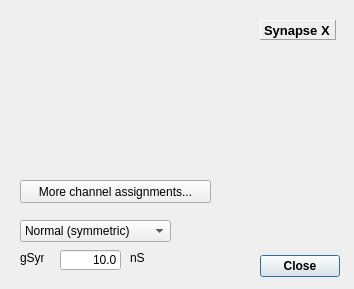
Above: src/gui/GapJunctionDlg.ui from CompEphys-team/stdpc before the change. Below: the same form after it.
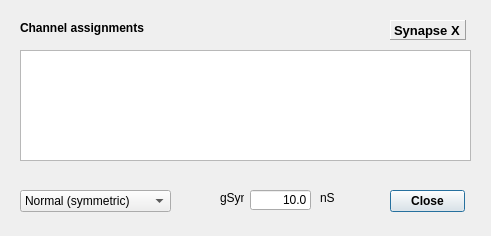
That is the form after the change. Custom widgets are drawn as their Qt base class.

Commit message:
Migrated from *AssignmentDlg to AssignmentWidget
Looking snazzy.

Patch:
```diff
--- a/src/gui/GapJunctionDlg.ui
+++ b/src/gui/GapJunctionDlg.ui
@@ -6,8 +6,8 @@
    <rect>
     <x>0</x>
     <y>0</y>
-    <width>354</width>
-    <height>289</height>
+    <width>491</width>
+    <height>236</height>
    </rect>
   </property>
   <property name="windowTitle">
@@ -16,10 +16,10 @@
   <widget class="QDialogButtonBox" name="buttonBox">
    <property name="geometry">
     <rect>
-     <x>180</x>
-     <y>250</y>
-     <width>160</width>
-     <height>32</height>
+     <x>390</x>
+     <y>190</y>
+     <width>75</width>
+     <height>23</height>
     </rect>
    </property>
    <property name="font">
@@ -41,7 +41,7 @@
    </property>
    <property name="geometry">
     <rect>
-     <x>260</x>
+     <x>390</x>
      <y>20</y>
      <width>76</width>
      <height>20</height>
@@ -80,7 +80,7 @@
    <property name="geometry">
     <rect>
      <x>20</x>
-     <y>220</y>
+     <y>190</y>
      <width>151</width>
      <height>22</height>
     </rect>
@@ -99,8 +99,8 @@
   <widget class="QLabel" name="label_4">
    <property name="geometry">
     <rect>
-     <x>20</x>
-     <y>250</y>
+     <x>220</x>
+     <y>190</y>
      <width>24</width>
      <height>16</height>
     </rect>
@@ -112,8 +112,8 @@
   <widget class="QLabel" name="label_9">
    <property name="geometry">
     <rect>
-     <x>130</x>
-     <y>250</y>
+     <x>320</x>
+     <y>190</y>
      <width>16</width>
      <height>16</height>
     </rect>
@@ -125,8 +125,8 @@
   <widget class="QLineEdit" name="gSynE">
    <property name="geometry">
     <rect>
-     <x>60</x>
-     <y>250</y>
+     <x>250</x>
+     <y>190</y>
      <width>61</width>
      <height>20</height>
     </rect>
@@ -141,20 +141,49 @@
     <set>Qt::AlignRight|Qt::AlignTrailing|Qt::AlignVCenter</set>
    </property>
   </widget>
-  <widget class="QPushButton" name="btnAssign">
+  <widget class="AssignmentWidget&lt;GapJunctionAssignment&gt;" name="assignments">
    <property name="geometry">
     <rect>
      <x>20</x>
-     <y>180</y>
-     <width>191</width>
-     <height>23</height>
+     <y>50</y>
+     <width>451</width>
+     <height>111</height>
     </rect>
+   </property>
+   <attribute name="horizontalHeaderStretchLastSection">
+    <bool>true</bool>
+   </attribute>
+   <attribute name="verticalHeaderVisible">
+    <bool>false</bool>
+   </attribute>
+  </widget>
+  <widget class="QLabel" name="label_15">
+   <property name="geometry">
+    <rect>
+     <x>20</x>
+     <y>20</y>
+     <width>131</width>
+     <height>16</height>
+    </rect>
+   </property>
+   <property name="font">
+    <font>
+     <weight>75</weight>
+     <bold>true</bold>
+    </font>
    </property>
    <property name="text">
-    <string>More channel assignments...</string>
+    <string>Channel assignments</string>
    </property>
   </widget>
  </widget>
+ <customwidgets>
+  <customwidget>
+   <class>AssignmentWidget&lt;GapJunctionAssignment&gt;</class>
+   <extends>QTableWidget</extends>
+   <header location="global">assignmentwidget.h</header>
+  </customwidget>
+ </customwidgets>
  <resources/>
  <connections>
   <connection>
```
The commit also changes 29 other files.
